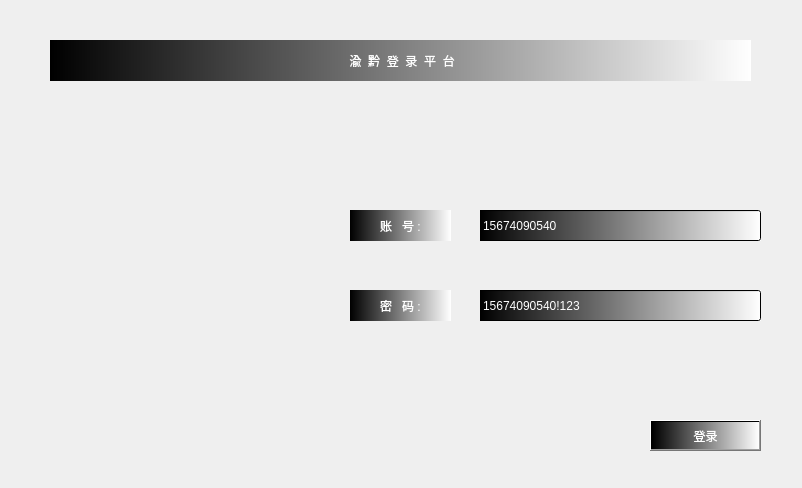
Old version of the form widget.ui in the repository mynameyangtao/YuQianPro.
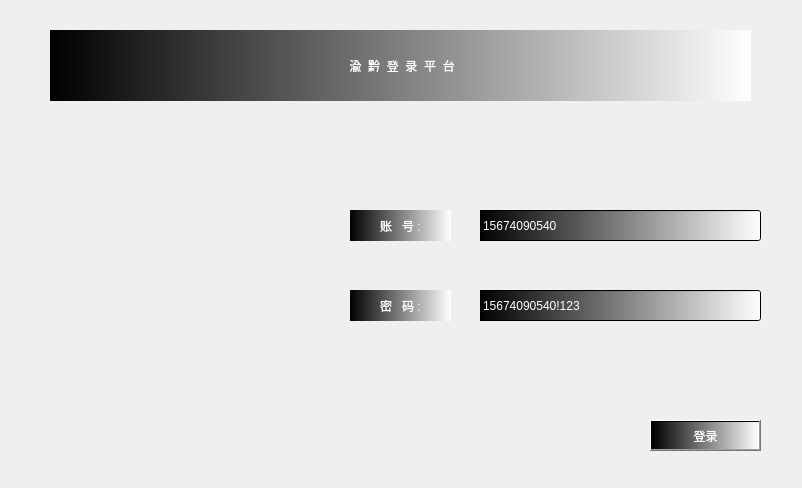
New version of the form. Icons and pictures are not drawn.

```diff
--- a/widget.ui
+++ b/widget.ui
@@ -131,9 +131,9 @@
     <property name="geometry">
      <rect>
       <x>50</x>
-      <y>40</y>
+      <y>30</y>
       <width>701</width>
-      <height>41</height>
+      <height>71</height>
      </rect>
     </property>
     <property name="styleSheet">
```
